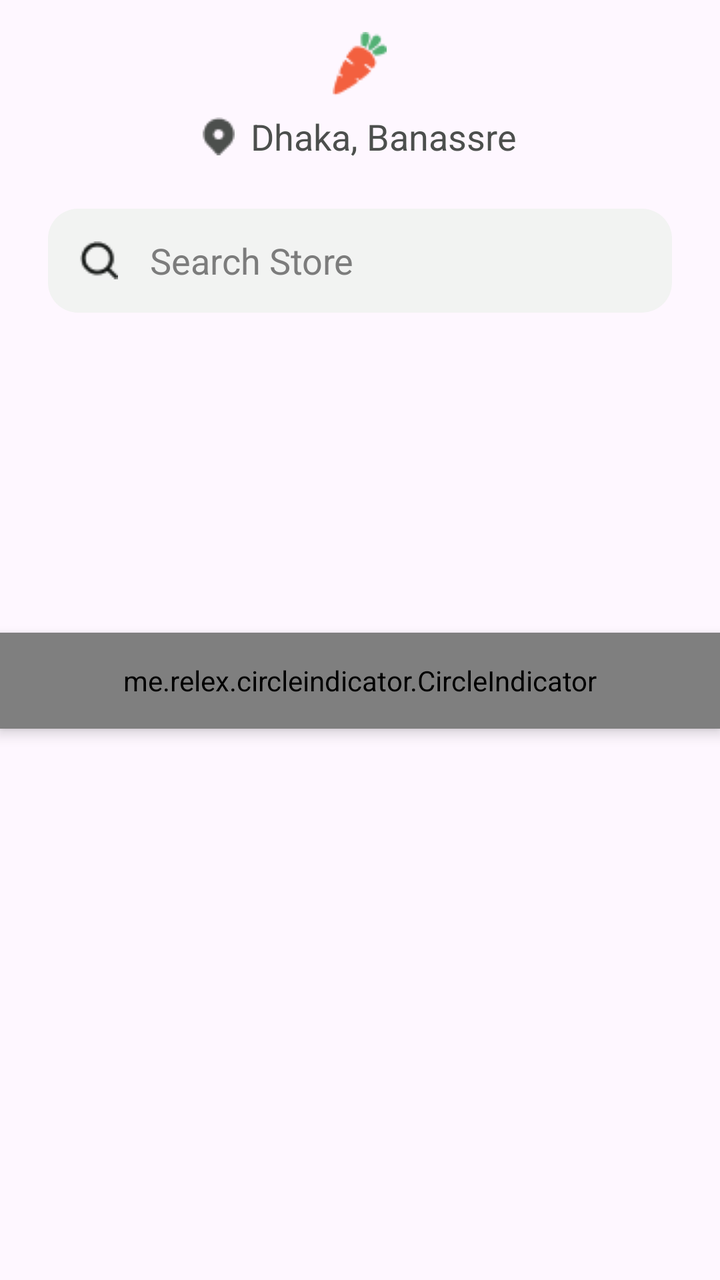
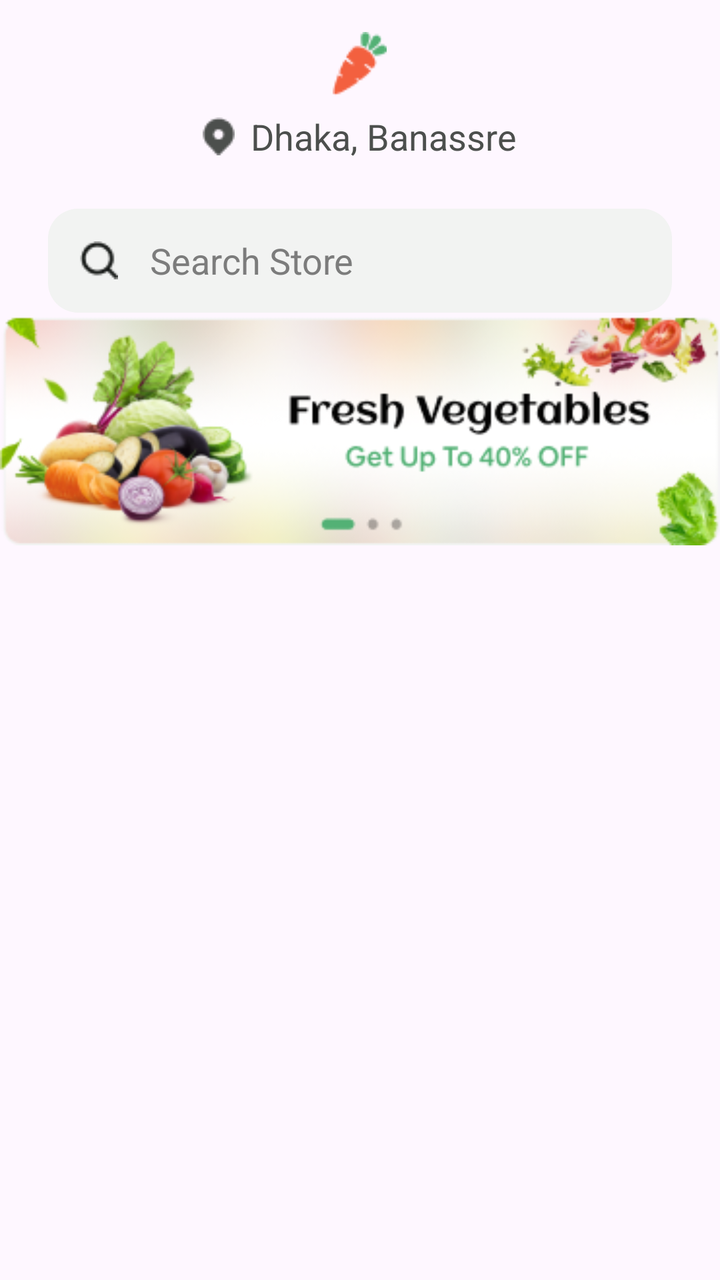

Screens rendered from an Android XML layout before and after an edit, with the pre-edit source and the edit as a unified diff.
<!-- AndroidManifest.xml: application theme Theme.Nectar -->
<!-- res/layout/fragment_shop.xml -->
<?xml version="1.0" encoding="utf-8"?>
<androidx.constraintlayout.widget.ConstraintLayout xmlns:android="http://schemas.android.com/apk/res/android"
    xmlns:app="http://schemas.android.com/apk/res-auto"
    xmlns:tools="http://schemas.android.com/tools"
    android:layout_width="match_parent"
    android:layout_height="match_parent"
    tools:context=".fragments.ShopFragment">

    <androidx.core.widget.NestedScrollView
        android:layout_width="match_parent"
        android:layout_height="match_parent"
        app:layout_constraintBottom_toBottomOf="parent"
        app:layout_constraintEnd_toEndOf="parent"
        app:layout_constraintStart_toStartOf="parent"
        app:layout_constraintTop_toTopOf="parent">

        <LinearLayout
            android:layout_width="match_parent"
            android:layout_height="match_parent"
            android:orientation="vertical">

            <ImageView
                android:id="@+id/imageView"
                android:layout_width="wrap_content"
                android:layout_height="wrap_content"
                android:layout_gravity="center_horizontal"
                android:layout_marginTop="16dp"
                android:src="@drawable/ic_color_carrot" />

            <TextView
                android:id="@+id/textView"
                android:layout_width="wrap_content"
                android:layout_height="wrap_content"
                android:layout_gravity="center_horizontal"
                android:layout_marginTop="8dp"
                android:drawablePadding="8dp"
                android:text="Dhaka, Banassre"
                android:textColor="#4C4F4D"
                android:textSize="18sp"
                app:drawableStartCompat="@drawable/ic_location" />

            <EditText
                android:id="@+id/edtSearch"
                android:layout_width="match_parent"
                android:layout_height="wrap_content"
                android:layout_marginHorizontal="24dp"
                android:layout_marginTop="24dp"
                android:background="@drawable/search_bg"
                android:drawableStart="@drawable/ic_search"
                android:drawablePadding="16dp"
                android:hint="Search Store"
                android:paddingHorizontal="16dp"
                android:textColorHint="#7C7C7C"
                app:layout_constraintEnd_toEndOf="parent"
                app:layout_constraintStart_toStartOf="parent"
                app:layout_constraintTop_toBottomOf="@+id/textView" />

            <androidx.viewpager.widget.ViewPager
                android:id="@+id/viewpager"
                android:layout_width="match_parent"
                android:layout_height="160dp"
                app:layout_constraintBottom_toBottomOf="parent"
                app:layout_constraintStart_toStartOf="parent"
                app:layout_constraintTop_toTopOf="parent" />

            <me.relex.circleindicator.CircleIndicator
                android:id="@+id/indicator"
                android:layout_width="match_parent"
                android:layout_height="48dp"
                android:elevation="4dp"
                android:background="@color/black"
                app:layout_constraintBottom_toBottomOf="parent"
                app:layout_constraintEnd_toEndOf="parent"
                app:layout_constraintStart_toStartOf="parent" />

            <androidx.recyclerview.widget.RecyclerView
                android:id="@+id/parentRecyclerView"
                android:layout_width="match_parent"
                android:layout_height="match_parent"
                android:layout_margin="16dp"
                android:scrollbars="none"
                app:layout_constraintEnd_toEndOf="parent"
                app:layout_constraintStart_toStartOf="parent"
                app:layout_constraintTop_toBottomOf="@+id/imgBanner" />

        </LinearLayout>
    </androidx.core.widget.NestedScrollView>

</androidx.constraintlayout.widget.ConstraintLayout>
<!-- resources referenced by this layout -->
<resources>
  <color name="black">#FF000000</color>
  <!-- drawable ic_color_carrot: png bitmap (drawable, 848 bytes) -->
  <!-- drawable ic_location: png bitmap (drawable, 485 bytes) -->
  <!-- drawable ic_search: png bitmap (drawable, 567 bytes) -->
  <!-- drawable search_bg (drawable) -->
  <?xml version="1.0" encoding="utf-8"?>
  <shape xmlns:android="http://schemas.android.com/apk/res/android">
      <size android:height="52dp" android:width="364dp" />
      <corners android:radius="15dp" />
      <solid android:color="#F2F3F2"/>
  </shape>
  <style name="Theme.Nectar" parent="Base.Theme.Nectar" />
  <style name="Base.Theme.Nectar" parent="Theme.Material3.DayNight.NoActionBar">
          
           <item name="colorPrimary">@color/black</item>
      </style>
</resources>

<!-- the commit's change to res/layout/fragment_shop.xml (unified diff, before → after) -->
@@ -55,23 +55,10 @@
                 app:layout_constraintStart_toStartOf="parent"
                 app:layout_constraintTop_toBottomOf="@+id/textView" />
 
-            <androidx.viewpager.widget.ViewPager
-                android:id="@+id/viewpager"
+            <ImageView
                 android:layout_width="match_parent"
-                android:layout_height="160dp"
-                app:layout_constraintBottom_toBottomOf="parent"
-                app:layout_constraintStart_toStartOf="parent"
-                app:layout_constraintTop_toTopOf="parent" />
-
-            <me.relex.circleindicator.CircleIndicator
-                android:id="@+id/indicator"
-                android:layout_width="match_parent"
-                android:layout_height="48dp"
-                android:elevation="4dp"
-                android:background="@color/black"
-                app:layout_constraintBottom_toBottomOf="parent"
-                app:layout_constraintEnd_toEndOf="parent"
-                app:layout_constraintStart_toStartOf="parent" />
+                android:layout_height="wrap_content"
+                android:src="@drawable/home_banner" />
 
             <androidx.recyclerview.widget.RecyclerView
                 android:id="@+id/parentRecyclerView"
<!-- resource entries referenced after the edit -->
@@ -1,5 +1,6 @@
 <!-- resources referenced by this layout -->
 <resources>
+  <!-- drawable home_banner: png bitmap (drawable, 58507 bytes) -->
   <color name="black">#FF000000</color>
   <!-- drawable ic_color_carrot: png bitmap (drawable, 848 bytes) -->
   <!-- drawable ic_location: png bitmap (drawable, 485 bytes) -->
